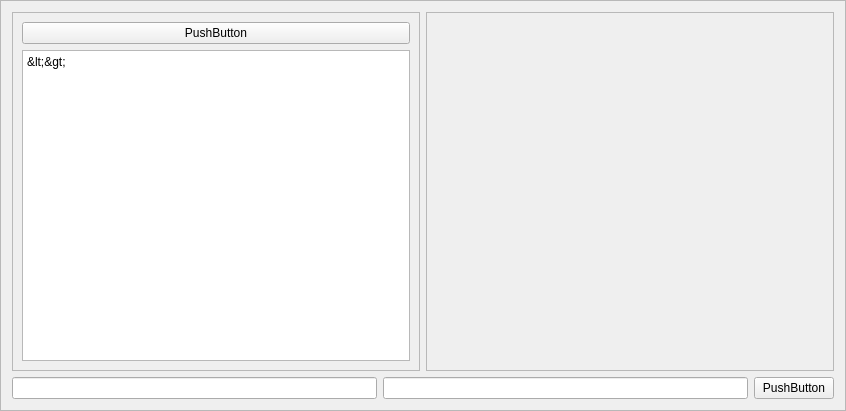
This is slacx/slacxui/op_builder.ui in slaclab/paws as Qt 5 draws it before an edit. The edited form follows.
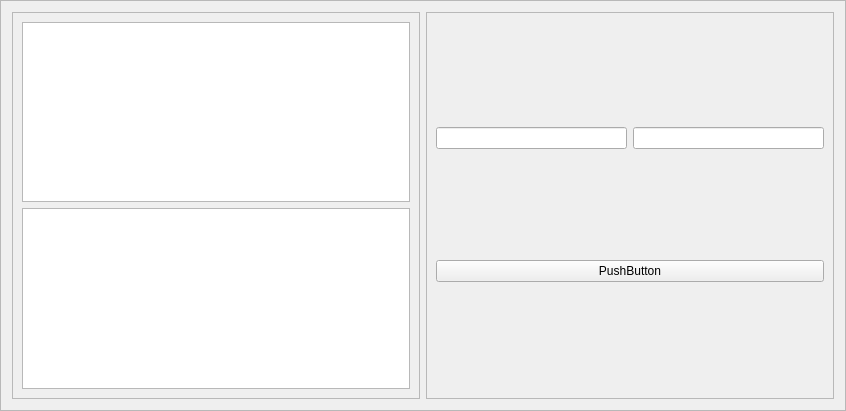
This is the edited form.

Commit message: refactored operation builder ui, did not yet refactor ui functions

```diff
--- a/slacx/slacxui/op_builder.ui
+++ b/slacx/slacxui/op_builder.ui
@@ -19,8 +19,8 @@
   <property name="frameShadow">
    <enum>QFrame::Raised</enum>
   </property>
-  <layout class="QGridLayout" name="gridLayout_2">
-   <item row="0" column="0">
+  <layout class="QHBoxLayout" name="horizontalLayout">
+   <item>
     <widget class="QFrame" name="op_frame">
      <property name="frameShape">
       <enum>QFrame::StyledPanel</enum>
@@ -30,11 +30,7 @@
      </property>
      <layout class="QVBoxLayout" name="verticalLayout_4">
       <item>
-       <widget class="QPushButton" name="op_selector">
-        <property name="text">
-         <string>PushButton</string>
-        </property>
-       </widget>
+       <widget class="QTreeView" name="op_selector"/>
       </item>
       <item>
        <widget class="QPlainTextEdit" name="op_info">
@@ -42,14 +38,14 @@
          <bool>true</bool>
         </property>
         <property name="plainText">
-         <string>&lt;&lt;operation info prints here&gt;&gt;</string>
+         <string/>
         </property>
        </widget>
       </item>
      </layout>
     </widget>
    </item>
-   <item row="0" column="1">
+   <item>
     <widget class="QScrollArea" name="arg_frame">
      <property name="widgetResizable">
       <bool>true</bool>
@@ -60,27 +56,20 @@
         <x>0</x>
         <y>0</y>
         <width>408</width>
-        <height>354</height>
+        <height>389</height>
        </rect>
       </property>
       <layout class="QGridLayout" name="gridLayout_4">
-       <item row="0" column="0">
-        <layout class="QGridLayout" name="nameval_layout"/>
-       </item>
-      </layout>
-      <zorder></zorder>
-     </widget>
-    </widget>
-   </item>
-   <item row="1" column="0" colspan="2">
-    <layout class="QGridLayout" name="gridLayout">
-     <item row="0" column="0">
+       <item row="1" column="0">
       <widget class="QLineEdit" name="tag_prompt"/>
      </item>
-     <item row="0" column="1">
+       <item row="0" column="0" colspan="2">
+        <layout class="QGridLayout" name="nameval_layout"/>
+       </item>
+       <item row="1" column="1">
       <widget class="QLineEdit" name="tag_entry"/>
      </item>
-     <item row="0" column="2">
+       <item row="2" column="0" colspan="2">
       <widget class="QPushButton" name="finish_button">
        <property name="minimumSize">
         <size>
@@ -94,6 +83,8 @@
       </widget>
      </item>
     </layout>
+     </widget>
+    </widget>
    </item>
   </layout>
  </widget>
```
Left out of the diff: 2 changed lines with no effect on the pictures. Lines whose indentation alone changed are shown as unchanged. The commit also changes 2 other files.
